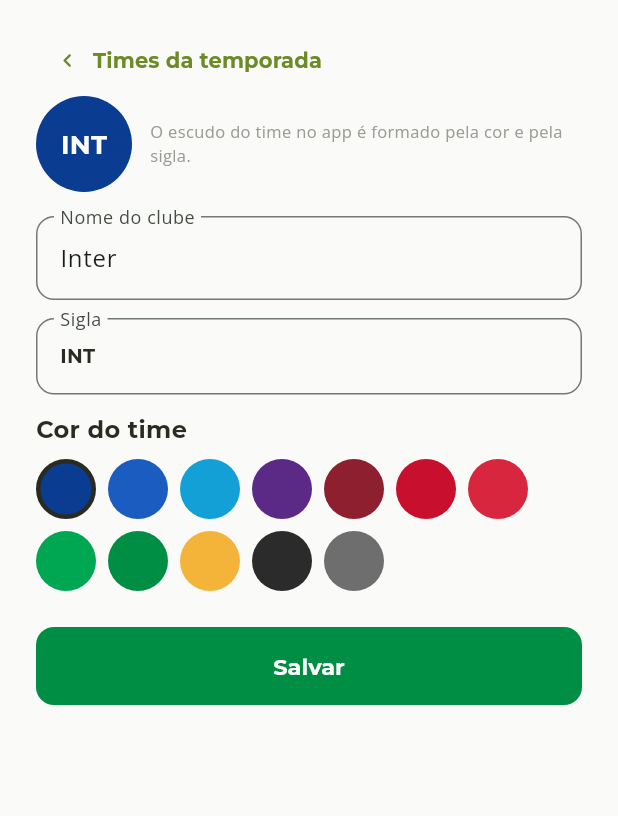
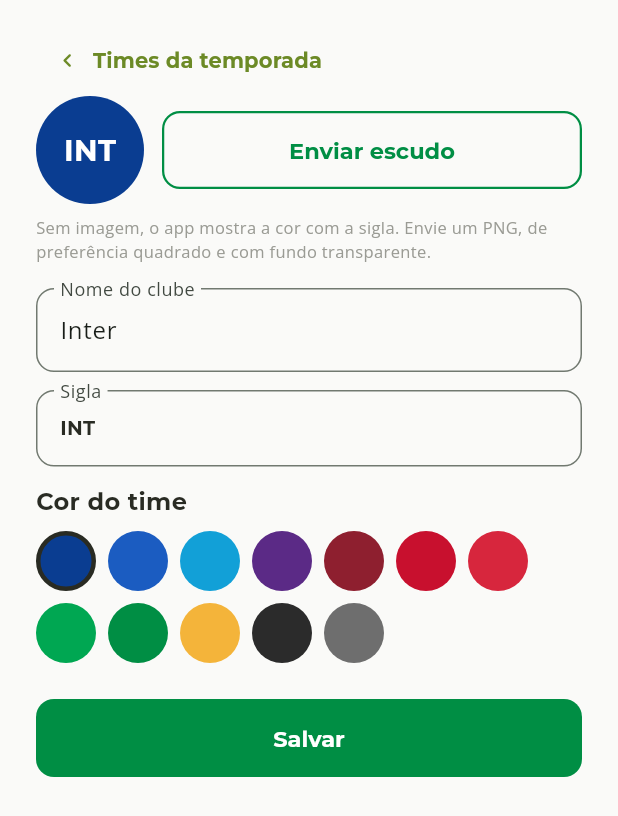
Before and after one commit to cesargdiniz/calcio-firenze-app, a Flutter app: the _EditarTime widget shown alone on an empty page, opened directly with sample values from the repository, on a phone screen of 412 x 824 dp. Shown: the top 816 px of the screen. Run offline on Flutter 3.47's test engine with Material 3 defaults, Android fonts, the phone set to English and light mode, and no system bars; our stand-ins replace cloud_firestore, firebase_auth, firebase_core, flutter_bloc, go_router, image_picker and 1 more; accounts and stored records are empty; statements that could not run were skipped; project files that could hold a hidden picture were left out.

Commit message:
Editar time: envio do escudo (#4)
- A Organização escolhe a imagem em Editar time; o app reduz para caber em
  256 px, converte para PNG e guarda no próprio documento do time (sem o
  armazenamento de arquivos do Firebase)
- O escudo aparece inteiro, sem recorte, em todas as telas; sem imagem,
  continua a cor com a sigla
- Trocar e remover o escudo; a mudança vale ao salvar


Claude-Session: https://claude.ai/code/session_01WJX2Cjj6Y2MxbbFfrZV7nN

Co-authored-by: Claude <noreply@anthropic.com>

```diff
--- a/lib/app/app.dart
+++ b/lib/app/app.dart
@@ -11,6 +11,7 @@ import '../domain/usecases/montar_situacao.dart';
 import '../modules/organizacao/organizacao_controller.dart';
 import '../modules/participante/participante_controller.dart';
 import '../modules/torcedor/torcedor_controller.dart';
+import '../shared/seletor_imagem.dart';
 import '../shared/theme/app_theme.dart';
 import 'router.dart';
 
@@ -24,6 +25,7 @@ class CalcioApp extends StatefulWidget {
   final GestaoRepository gestao;
   final MontarPainel montarPainel;
   final MontarSituacao montarSituacao;
+  final SeletorImagem seletorImagem;
   final String initialLocation;
 
   const CalcioApp({
@@ -35,6 +37,7 @@ class CalcioApp extends StatefulWidget {
     required this.gestao,
     required this.montarPainel,
     required this.montarSituacao,
+    this.seletorImagem = const SeletorImagemDoAparelho(),
     this.initialLocation = '/',
   });
 
@@ -57,6 +60,7 @@ class _CalcioAppState extends State<CalcioApp> {
       RepositoryProvider<TemporadaRepository>.value(value: widget.temporada),
       RepositoryProvider<AuthRepository>.value(value: widget.auth),
       RepositoryProvider<UsuarioRepository>.value(value: widget.usuarios),
+      RepositoryProvider<SeletorImagem>.value(value: widget.seletorImagem),
     ],
     child: MultiBlocProvider(
       providers: [
--- a/lib/domain/entities/temporada.dart
+++ b/lib/domain/entities/temporada.dart
@@ -1,3 +1,5 @@
+import 'dart:typed_data';
+
 import 'package:calcio_regras/calcio_regras.dart';
 
 /// Clube da temporada (cadastrado em "Times da temporada").
@@ -11,12 +13,17 @@ class Time {
   final int cor;
   final String? escudoUrl;
 
+  /// Imagem do escudo (PNG já reduzido), enviada em "Editar time". Fica no
+  /// próprio cadastro do time; sem ela, o app mostra a cor com a sigla.
+  final Uint8List? escudo;
+
   const Time({
     required this.id,
     required this.nome,
     required this.sigla,
     required this.cor,
     this.escudoUrl,
+    this.escudo,
   });
 }
 
--- a/lib/modules/organizacao/screens/times_screen.dart
+++ b/lib/modules/organizacao/screens/times_screen.dart
@@ -1,9 +1,12 @@
+import 'dart:typed_data';
+
 import 'package:calcio_regras/calcio_regras.dart';
 import 'package:flutter/material.dart';
 import 'package:flutter_bloc/flutter_bloc.dart';
 import 'package:go_router/go_router.dart';
 
 import '../../../domain/entities/temporada.dart';
+import '../../../shared/seletor_imagem.dart';
 import '../../../shared/theme/app_colors.dart';
 import '../../../shared/theme/app_spacing.dart';
 import '../../../shared/theme/app_text_styles.dart';
@@ -93,7 +96,9 @@ class _EditarTime extends StatefulWidget {
 class _EditarTimeState extends State<_EditarTime> {
   late final _nome = TextEditingController(text: widget.time.nome);
   late int _cor = widget.time.cor;
+  late Uint8List? _escudo = widget.time.escudo;
   bool _salvando = false;
+  bool _lendoEscudo = false;
 
   @override
   void dispose() {
@@ -113,6 +118,7 @@ class _EditarTimeState extends State<_EditarTime> {
           sigla: widget.time.sigla,
           cor: _cor,
           escudoUrl: widget.time.escudoUrl,
+          escudo: _escudo,
         ),
       );
       if (mounted) {
@@ -129,24 +135,80 @@ class _EditarTimeState extends State<_EditarTime> {
     }
   }
 
+  /// Escolhe a imagem no aparelho. Só vale depois de "Salvar".
+  Future<void> _enviarEscudo() async {
+    final seletor = context.read<SeletorImagem>();
+    setState(() => _lendoEscudo = true);
+    try {
+      final imagem = await seletor.escolherEscudo();
+      if (imagem != null && mounted) setState(() => _escudo = imagem);
+    } on ImagemGrandeDemais {
+      if (mounted) {
+        ScaffoldMessenger.of(context).showSnackBar(
+          const SnackBar(
+            content: Text('A imagem ficou pesada demais. Tente um escudo mais simples.'),
+          ),
+        );
+      }
+    } catch (_) {
+      if (mounted) {
+        ScaffoldMessenger.of(context).showSnackBar(
+          const SnackBar(content: Text('Não foi possível ler a imagem. Envie um PNG ou JPG.')),
+        );
+      }
+    } finally {
+      if (mounted) setState(() => _lendoEscudo = false);
+    }
+  }
+
   @override
   Widget build(BuildContext context) {
-    final previa = Time(id: widget.time.id, nome: _nome.text, sigla: widget.time.sigla, cor: _cor);
+    final previa = Time(
+      id: widget.time.id,
+      nome: _nome.text,
+      sigla: widget.time.sigla,
+      cor: _cor,
+      escudo: _escudo,
+    );
     return ListView(
       padding: AppSpacing.tela,
       children: [
         const VoltarGestao(rotulo: 'Times da temporada', rota: '/organizacao/gestao/times'),
         Row(
           children: [
-            Escudo(previa, tamanho: 64),
+            Escudo(previa, tamanho: 72),
             const SizedBox(width: AppSpacing.md),
-            const Expanded(
-              child: Text(
-                'O escudo do time no app é formado pela cor e pela sigla.',
-                style: AppTextStyles.pequeno,
+            Expanded(
+              child: Column(
+                crossAxisAlignment: CrossAxisAlignment.stretch,
+                children: [
+                  OutlinedButton(
+                    onPressed: _lendoEscudo || _salvando ? null : _enviarEscudo,
+                    child: Text(
+                      _lendoEscudo
+                          ? 'Lendo a imagem…'
+                          : _escudo == null
+                          ? 'Enviar escudo'
+                          : 'Trocar escudo',
+                    ),
+                  ),
+                  if (_escudo != null)
+                    TextButton(
+                      onPressed: _salvando ? null : () => setState(() => _escudo = null),
+                      child: const Text('Remover escudo'),
+                    ),
+                ],
               ),
             ),
           ],
+        ),
+        const SizedBox(height: AppSpacing.sm),
+        Text(
+          _escudo == null
+              ? 'Sem imagem, o app mostra a cor com a sigla. Envie um PNG, de preferência '
+                    'quadrado e com fundo transparente.'
+              : 'O app reduz a imagem para caber em 256 px. A troca vale depois de salvar.',
+          style: AppTextStyles.pequeno,
         ),
         const SizedBox(height: AppSpacing.lg),
         TextField(
--- /dev/null
+++ b/lib/shared/seletor_imagem.dart
@@ -0,0 +1,57 @@
+import 'dart:math';
+import 'dart:typed_data';
+import 'dart:ui' as ui;
+
+import 'package:image_picker/image_picker.dart';
+
+/// Lado máximo, em pixels, do escudo guardado no cadastro do time.
+const ladoEscudo = 256;
+
+/// O escudo fica dentro do documento do time no Firestore (limite de 1 MB por
+/// documento), então a imagem reduzida não pode passar disto.
+const tamanhoMaximoEscudo = 300 * 1024;
+
+/// A imagem, mesmo reduzida, passou de [tamanhoMaximoEscudo].
+class ImagemGrandeDemais implements Exception {
+  const ImagemGrandeDemais();
+}
+
+/// Escolha de imagens no aparelho (trocada por uma versão fixa nos testes).
+abstract interface class SeletorImagem {
+  /// Abre a galeria ou o seletor de arquivos e devolve o escudo já reduzido,
+  /// em PNG. Nulo se a pessoa desistiu.
+  Future<Uint8List?> escolherEscudo();
+}
+
+class SeletorImagemDoAparelho implements SeletorImagem {
+  const SeletorImagemDoAparelho();
+
+  @override
+  Future<Uint8List?> escolherEscudo() async {
+    final arquivo = await ImagePicker().pickImage(source: ImageSource.gallery);
+    if (arquivo == null) return null;
+    return reduzirParaEscudo(await arquivo.readAsBytes());
+  }
+}
+
+/// Reduz a imagem para caber em [lado] x [lado], mantendo a proporção e a
+/// transparência, e devolve em PNG. Falha se os bytes não forem uma imagem.
+Future<Uint8List> reduzirParaEscudo(Uint8List original, {int lado = ladoEscudo}) async {
+  final buffer = await ui.ImmutableBuffer.fromUint8List(original);
+  final descritor = await ui.ImageDescriptor.encoded(buffer);
+  final escala = min(1.0, lado / max(descritor.width, descritor.height));
+  final codec = await descritor.instantiateCodec(
+    targetWidth: max(1, (descritor.width * escala).round()),
+    targetHeight: max(1, (descritor.height * escala).round()),
+  );
+  final quadro = await codec.getNextFrame();
+  final dados = await quadro.image.toByteData(format: ui.ImageByteFormat.png);
+  quadro.image.dispose();
+  codec.dispose();
+  descritor.dispose();
+  buffer.dispose();
+  if (dados == null) throw const FormatException('Imagem ilegível.');
+  final png = dados.buffer.asUint8List();
+  if (png.lengthInBytes > tamanhoMaximoEscudo) throw const ImagemGrandeDemais();
+  return png;
+}
--- a/lib/shared/widgets/escudo.dart
+++ b/lib/shared/widgets/escudo.dart
@@ -3,7 +3,8 @@ import 'package:flutter/material.dart';
 import '../../domain/entities/temporada.dart';
 
 /// Escudo do time: imagem enviada em "Editar time" ou, enquanto não houver,
-/// círculo com a cor e a sigla.
+/// círculo com a cor e a sigla. A imagem aparece inteira, sem recorte, porque
+/// escudos raramente são redondos.
 class Escudo extends StatelessWidget {
   final Time time;
   final double tamanho;
@@ -13,11 +14,19 @@ class Escudo extends StatelessWidget {
   @override
   Widget build(BuildContext context) {
     final url = time.escudoUrl;
+    final imagem = time.escudo;
     return Semantics(
       label: 'Escudo ${time.nome}',
       child: SizedBox.square(
         dimension: tamanho,
-        child: url != null
+        child: imagem != null
+            ? Image.memory(
+                imagem,
+                fit: BoxFit.contain,
+                gaplessPlayback: true,
+                filterQuality: FilterQuality.medium,
+              )
+            : url != null
             ? ClipOval(child: Image.network(url, fit: BoxFit.cover))
             : DecoratedBox(
                 decoration: BoxDecoration(color: Color(time.cor), shape: BoxShape.circle),
--- a/pubspec.yaml
+++ b/pubspec.yaml
@@ -17,6 +17,7 @@ dependencies:
   firebase_core: ^4.0.0
   flutter_bloc: ^9.1.1
   go_router: ^16.0.0
+  image_picker: ^1.1.2
   shared_preferences: ^2.3.0
 
 dev_dependencies:
```
Also changed, not shown: lib/data/firebase/mapeadores.dart (+7 -1 lines), 5 other files.
